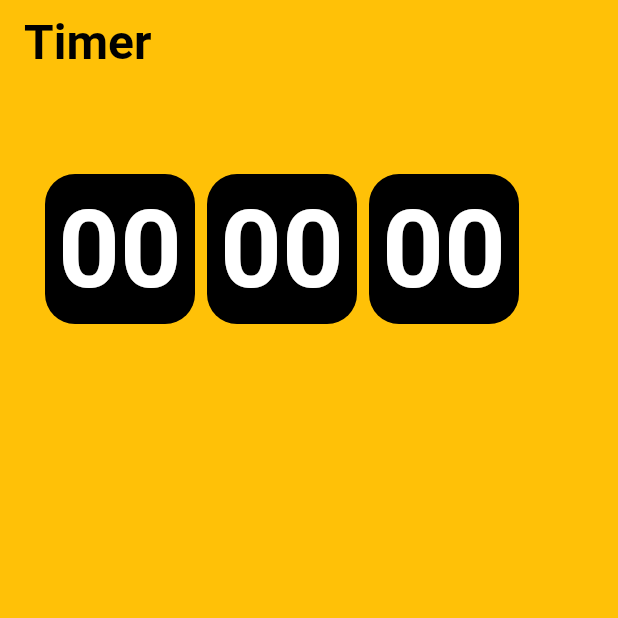
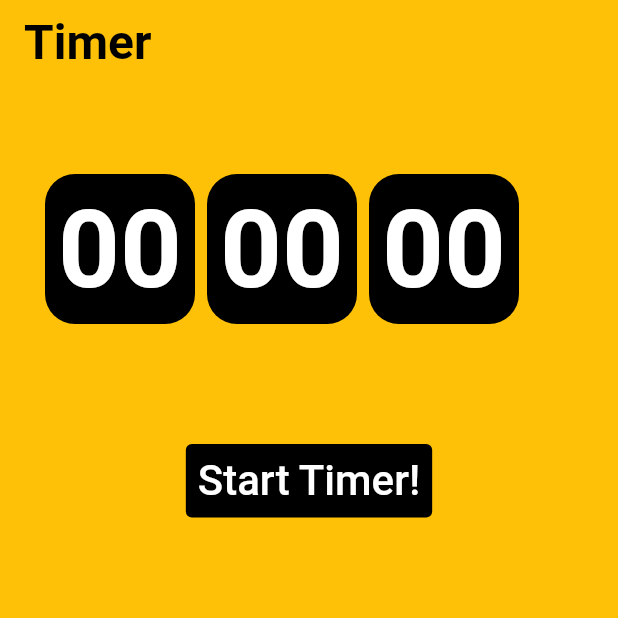
Before and after one commit to Fareed-Ahmad7/Timer_App, a Flutter app: the first screen one second after launch, on a phone screen of 412 x 824 dp, the top half of it. Run offline on Flutter 3.47's test engine with Material 2 defaults, Android fonts, the light colour scheme and no system bars; our stand-ins replace google_fonts; Roboto replaces fonts that are missing (Amiko).

Commit message:
added button functionality

```diff
--- a/lib/main.dart
+++ b/lib/main.dart
@@ -1,5 +1,7 @@
-import 'dart:ffi';
-import 'package:velocity_x/velocity_x.dart';
+// import 'dart:ffi';
+// import 'dart:html';
+// import 'package:velocity_x/velocity_x.dart';
+// import 'package:flutter/cupertino.dart';
 import 'package:google_fonts/google_fonts.dart';
 import 'package:flutter/material.dart';
 import 'dart:async';
@@ -16,33 +18,29 @@
 }
 
 class _CountUpState extends State<CountUp> {
-  Duration duration = Duration();
+  Duration duration = const Duration();
   Timer? timer;
 
   @override
   void initState() {
     super.initState();
 
-    startTimer();
+    // startTimer();
   }
 
   void addTime() {
-    final addSeconds = 1;
+    const addSeconds = 1;
 
     setState(() {
-      final SECONDS = duration.inSeconds + addSeconds;
+      final seconds = duration.inSeconds + addSeconds;
 
-      duration = Duration(seconds: SECONDS);
+      duration = Duration(seconds: seconds);
     });
-  }
-
-  void startTimer() {
-    timer = Timer.periodic(Duration(seconds: 1), (_) => addTime());
   }
 
   @override
   Widget build(BuildContext context) {
-    final style = TextStyle(
+    const style = TextStyle(
       // color: Color.fromRGBO(7, 59, 76, 1),
       color: Colors.black,
       fontSize: 32,
@@ -65,11 +63,109 @@
             ),
           ),
         ),
-        body: Container(
-          padding: EdgeInsets.fromLTRB(30, 60, 10, 30),
+        body: Column(
+          children: [
+            Container(
+              padding: const EdgeInsets.fromLTRB(30, 60, 10, 60),
               child: Center(
                 child: buildTime(),
               ),
+            ),
+            buildButtons(),
+          ],
+        ),
+      ),
+    );
+  }
+
+  final style3 = const TextStyle(
+    color: Colors.white,
+    fontSize: 28,
+  );
+
+
+  void startTimer() {
+    timer = Timer.periodic(const Duration(seconds: 1), (_) => addTime());
+  }
+
+  void pauseTimer() {
+    timer?.cancel();
+  }
+
+  void stopTimer() {
+    duration = const Duration();
+    timer?.cancel();
+  }
+
+  buildButtons() {
+    final isRunning = timer == null ? false : timer!.isActive;
+    // final isRunning = false;
+
+    return isRunning
+        ? Row(
+            mainAxisAlignment: MainAxisAlignment.center,
+            children: [
+              TextButton(
+                style: TextButton.styleFrom(
+                  primary: Colors.white,
+                  backgroundColor: Colors.black,
+                ),
+                onPressed: () {
+                  pauseTimer();
+                  setState(() {
+
+                  });
+                },
+                child:
+                // const Icon(CupertinoIcons.pause),
+                 Text(
+                  'Pause',
+                  style: GoogleFonts.amiko(
+                    textStyle: style3,
+                  ),
+                ),
+              ),
+              const SizedBox(
+                width: 20,
+              ),
+              TextButton(
+                style: TextButton.styleFrom(
+                  primary: Colors.white,
+                  backgroundColor: Colors.black,
+                ),
+                onPressed: () {
+                  stopTimer();
+                  setState(() {
+
+                  });
+                },
+                child:
+                // const Icon(CupertinoIcons.stop),
+                Text(
+                  'Stop',
+                  style: GoogleFonts.amiko(
+                    textStyle: style3,
+                  ),
+                ),
+              ),
+            ],
+          )
+        : TextButton(
+            style: TextButton.styleFrom(
+              primary: Colors.white,
+              backgroundColor: Colors.black,
+            ),
+            onPressed: () {
+              // debugPrint('Hello there!');
+              startTimer();
+              setState(() {
+
+              });
+            },
+            child: Text(
+              'Start Timer!',
+              style: GoogleFonts.amiko(
+                textStyle: style3,
               ),
             ),
           );
@@ -97,7 +193,7 @@
   }
 }
 
-final style2 = TextStyle(
+const style2 = TextStyle(
   fontWeight: FontWeight.bold,
   color: Colors.white,
   // color: Colors.black,
@@ -107,8 +203,8 @@
 Widget buildTimeCard({required String time, required String header}) => Column(
       children: [
         Container(
-          constraints: BoxConstraints(minWidth: 100, maxHeight: 100),
-          padding: EdgeInsets.all(8),
+          constraints: const BoxConstraints(minWidth: 100, maxHeight: 100),
+          padding: const EdgeInsets.all(8),
           decoration: BoxDecoration(
             // color: Color.fromRGBO(255, 175, 204, 1),
             color: Colors.black,
@@ -122,7 +218,7 @@
             ),
           ),
         ),
-        SizedBox(height: 20),
+        const SizedBox(height: 20),
         // Text(
         //   header,
         //   textScaleFactor: 1.5,
```
Also changed, not shown: 4 other files. Lines whose indentation alone changed are shown as unchanged.
